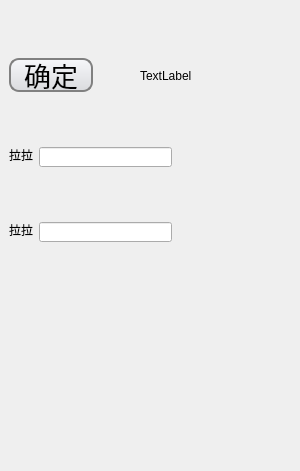
First picture: the form in qt_widgets/myui2.ui, repository jackchen154/qt_project, before the edit.
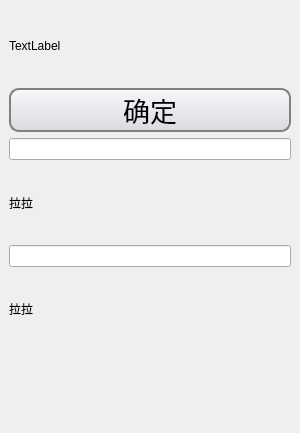
Second picture: the form after the edit. Custom widgets are drawn as their Qt base class.

What changed in the file:
```diff
--- a/qt_widgets/myui2.ui
+++ b/qt_widgets/myui2.ui
@@ -7,7 +7,7 @@
     <x>0</x>
     <y>0</y>
     <width>300</width>
-    <height>471</height>
+    <height>433</height>
    </rect>
   </property>
   <property name="minimumSize">
@@ -32,27 +32,16 @@
    <string>MainWindow</string>
   </property>
   <widget class="QWidget" name="centralwidget">
-   <property name="minimumSize">
-    <size>
-     <width>300</width>
-     <height>50</height>
-    </size>
-   </property>
-   <property name="maximumSize">
-    <size>
-     <width>500</width>
-     <height>300</height>
-    </size>
-   </property>
+   <layout class="QVBoxLayout" name="verticalLayout">
+    <item>
+     <widget class="QLabel" name="labelshowmouse">
+      <property name="text">
+       <string>TextLabel</string>
+      </property>
+     </widget>
+    </item>
+    <item>
    <widget class="QPushButton" name="pushButton_4">
-    <property name="geometry">
-     <rect>
-      <x>9</x>
-      <y>58</y>
-      <width>84</width>
-      <height>34</height>
-     </rect>
-    </property>
     <property name="font">
      <font>
       <family>Aharoni</family>
@@ -96,65 +85,31 @@
      <string>确定</string>
     </property>
    </widget>
-   <widget class="QLineEdit" name="lineEdit">
-    <property name="geometry">
-     <rect>
-      <x>39</x>
-      <y>147</y>
-      <width>133</width>
-      <height>20</height>
-     </rect>
-    </property>
-   </widget>
-   <widget class="QLabel" name="label_3">
-    <property name="geometry">
-     <rect>
-      <x>9</x>
-      <y>222</y>
-      <width>24</width>
-      <height>16</height>
-     </rect>
-    </property>
-    <property name="text">
-     <string>拉拉</string>
-    </property>
-   </widget>
-   <widget class="QLineEdit" name="lineEdit_2">
-    <property name="geometry">
-     <rect>
-      <x>39</x>
-      <y>222</y>
-      <width>133</width>
-      <height>20</height>
-     </rect>
-    </property>
-   </widget>
+    </item>
+    <item>
+     <widget class="QLineEdit" name="lineEdit"/>
+    </item>
+    <item>
    <widget class="QLabel" name="label_2">
-    <property name="geometry">
-     <rect>
-      <x>9</x>
-      <y>147</y>
-      <width>24</width>
-      <height>16</height>
-     </rect>
-    </property>
     <property name="text">
      <string>拉拉</string>
     </property>
    </widget>
-   <widget class="QLabel" name="labelshowmouse">
-    <property name="geometry">
-     <rect>
-      <x>140</x>
-      <y>30</y>
-      <width>111</width>
-      <height>91</height>
-     </rect>
-    </property>
+    </item>
+    <item>
+     <widget class="QLineEdit" name="lineEdit_2"/>
+    </item>
+    <item>
+     <widget class="QLabel" name="label_3">
     <property name="text">
-     <string>TextLabel</string>
-    </property>
-   </widget>
+       <string>拉拉</string>
+      </property>
+     </widget>
+    </item>
+    <item>
+     <widget class="zidgyikongjian" name="widget" native="true"/>
+    </item>
+   </layout>
    <zorder>lineEdit</zorder>
    <zorder>label_3</zorder>
    <zorder>lineEdit_2</zorder>
@@ -173,6 +128,14 @@
    </property>
   </widget>
  </widget>
+ <customwidgets>
+  <customwidget>
+   <class>zidgyikongjian</class>
+   <extends>QWidget</extends>
+   <header>zidgyikongjian.h</header>
+   <container>1</container>
+  </customwidget>
+ </customwidgets>
  <resources/>
  <connections/>
 </ui>
```
Left out of the diff: 3 changed lines with no effect on the pictures. Lines whose indentation alone changed are shown as unchanged.
